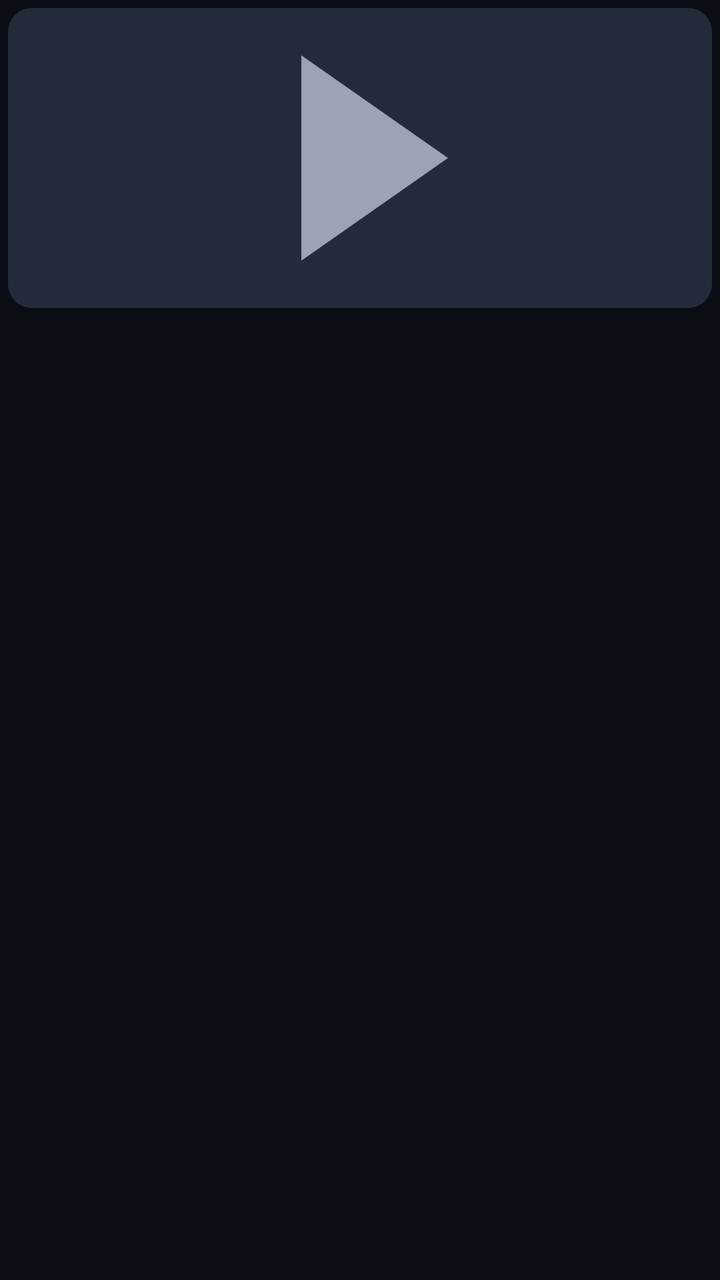
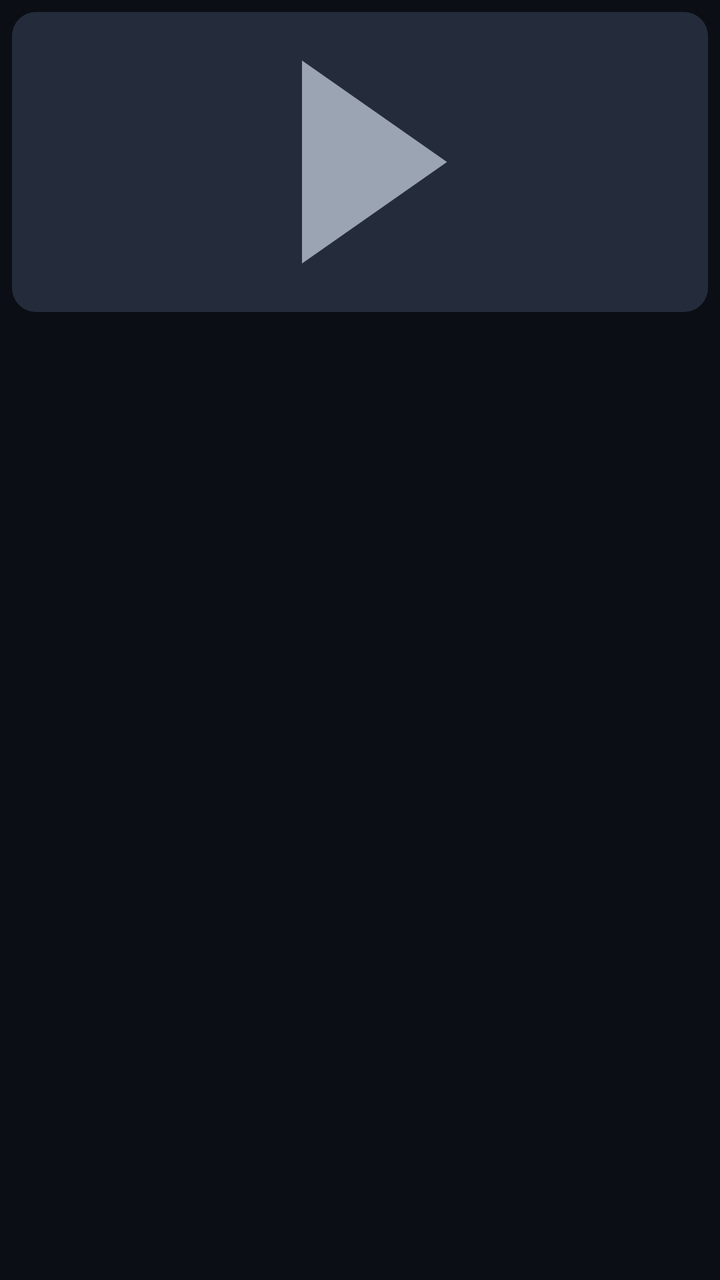

Two renders of the same Android screen: before a commit and after it. Below are the layout's source before the change and the commit's diff.
<!-- AndroidManifest.xml: application theme Theme.KaraPro -->
<!-- res/layout/item_content.xml -->
<?xml version="1.0" encoding="utf-8"?>
<LinearLayout xmlns:android="http://schemas.android.com/apk/res/android"
    xmlns:app="http://schemas.android.com/apk/res-auto"
    android:layout_width="match_parent"
    android:layout_height="wrap_content"
    android:orientation="vertical"
    android:layout_margin="6dp"
    android:background="?attr/selectableItemBackground"
    android:padding="4dp">

    <androidx.cardview.widget.CardView
        android:layout_width="match_parent"
        android:layout_height="150dp"
        app:cardCornerRadius="12dp"
        app:cardBackgroundColor="@color/bg_card_elevated"
        app:cardElevation="0dp">

        <ImageView
            android:id="@+id/poster"
            android:layout_width="match_parent"
            android:layout_height="match_parent"
            android:scaleType="centerCrop"
            android:src="@drawable/ic_placeholder"
            android:contentDescription="@null" />

        <TextView
            android:id="@+id/rating"
            android:layout_width="wrap_content"
            android:layout_height="wrap_content"
            android:layout_gravity="top|start"
            android:layout_margin="6dp"
            android:background="@drawable/bg_badge"
            android:paddingHorizontal="6dp"
            android:paddingVertical="2dp"
            android:textColor="@color/white"
            android:textSize="11sp"
            android:textStyle="bold"
            android:visibility="gone" />

        <ImageView
            android:id="@+id/btnDownload"
            android:layout_width="30dp"
            android:layout_height="30dp"
            android:layout_gravity="top|end"
            android:layout_margin="4dp"
            android:padding="5dp"
            android:background="@drawable/bg_badge"
            android:src="@drawable/ic_download"
            app:tint="@color/white"
            android:visibility="gone"
            android:contentDescription="@string/action_download" />
    </androidx.cardview.widget.CardView>

    <TextView
        android:id="@+id/name"
        android:layout_width="match_parent"
        android:layout_height="wrap_content"
        android:layout_marginTop="6dp"
        android:minLines="2"
        android:maxLines="2"
        android:ellipsize="end"
        android:gravity="center"
        android:textColor="@color/text_primary"
        android:textSize="12sp" />
</LinearLayout>
<!-- resources referenced by this layout -->
<resources>
  <color name="bg_card_elevated">#1E2534</color>
  <color name="text_primary">#FFFFFF</color>
  <color name="white">#FFFFFF</color>
  <!-- drawable bg_badge (drawable) -->
  <?xml version="1.0" encoding="utf-8"?>
  <shape xmlns:android="http://schemas.android.com/apk/res/android" android:shape="rectangle">
      <solid android:color="#CC000000" />
      <corners android:radius="8dp" />
  </shape>
  <!-- drawable ic_download (drawable) -->
  <vector xmlns:android="http://schemas.android.com/apk/res/android" android:width="24dp" android:height="24dp" android:viewportWidth="24" android:viewportHeight="24">
  <path android:fillColor="@android:color/white" android:pathData="M19,9h-4L15,3L9,3v6L5,9l7,7 7,-7zM5,18v2h14v-2L5,18z"/></vector>
  <!-- drawable ic_placeholder (drawable) -->
  <vector xmlns:android="http://schemas.android.com/apk/res/android"
      android:width="48dp" android:height="48dp"
      android:viewportWidth="24" android:viewportHeight="24">
      <path android:fillColor="@color/divider"
          android:pathData="M0,0h24v24h-24z" />
      <path android:fillColor="@color/text_secondary"
          android:pathData="M10,8.5l5,3.5l-5,3.5z" />
  </vector>
  <string name="action_download">تحميل</string>
  <style name="Theme.KaraPro" parent="Theme.MaterialComponents.NoActionBar">
          <item name="colorPrimary">@color/accent</item>
          <item name="colorPrimaryVariant">@color/accent_dark</item>
          <item name="colorOnPrimary">@color/black</item>
          <item name="colorSecondary">@color/accent</item>
          <item name="colorOnSecondary">@color/black</item>
          <item name="android:colorBackground">@color/bg_dark</item>
          <item name="colorSurface">@color/bg_card</item>
          <item name="colorOnSurface">@color/text_primary</item>
          <item name="android:statusBarColor">@color/bg_dark</item>
          <item name="android:navigationBarColor">@color/bg_dark</item>
          <item name="android:windowBackground">@color/bg_dark</item>
      </style>
  <color name="divider">#242B3A</color>
  <color name="text_secondary">#9AA4B2</color>
  <color name="accent">#F5B301</color>
  <color name="accent_dark">#C68F00</color>
  <color name="black">#000000</color>
  <color name="bg_dark">#0B0E14</color>
  <color name="bg_card">#161B26</color>
</resources>

<!-- the commit's change to res/layout/item_content.xml (unified diff, before → after) -->
@@ -5,8 +5,9 @@
     android:layout_height="wrap_content"
     android:orientation="vertical"
     android:layout_margin="6dp"
-    android:background="?attr/selectableItemBackground"
-    android:padding="4dp">
+    android:background="@drawable/item_focus"
+    android:focusable="true"
+    android:padding="6dp">
 
     <androidx.cardview.widget.CardView
         android:layout_width="match_parent"
<!-- resource entries referenced after the edit -->
@@ -21,6 +21,36 @@
       <path android:fillColor="@color/text_secondary"
           android:pathData="M10,8.5l5,3.5l-5,3.5z" />
   </vector>
+  <!-- drawable item_focus (drawable) -->
+  <?xml version="1.0" encoding="utf-8"?>
+  <selector xmlns:android="http://schemas.android.com/apk/res/android">
+      <item android:state_focused="true">
+          <shape android:shape="rectangle">
+              <solid android:color="#223A86FF" />
+              <stroke android:width="3dp" android:color="@color/blue" />
+              <corners android:radius="12dp" />
+          </shape>
+      </item>
+      <item android:state_selected="true">
+          <shape android:shape="rectangle">
+              <solid android:color="#223A86FF" />
+              <stroke android:width="3dp" android:color="@color/blue" />
+              <corners android:radius="12dp" />
+          </shape>
+      </item>
+      <item android:state_pressed="true">
+          <shape android:shape="rectangle">
+              <solid android:color="#333A86FF" />
+              <corners android:radius="12dp" />
+          </shape>
+      </item>
+      <item>
+          <shape android:shape="rectangle">
+              <solid android:color="@android:color/transparent" />
+              <corners android:radius="12dp" />
+          </shape>
+      </item>
+  </selector>
   <string name="action_download">تحميل</string>
   <style name="Theme.KaraPro" parent="Theme.MaterialComponents.NoActionBar">
           <item name="colorPrimary">@color/accent</item>
@@ -37,6 +67,7 @@
       </style>
   <color name="divider">#242B3A</color>
   <color name="text_secondary">#9AA4B2</color>
+  <color name="blue">#1E9BFF</color>
   <color name="accent">#F5B301</color>
   <color name="accent_dark">#C68F00</color>
   <color name="black">#000000</color>
